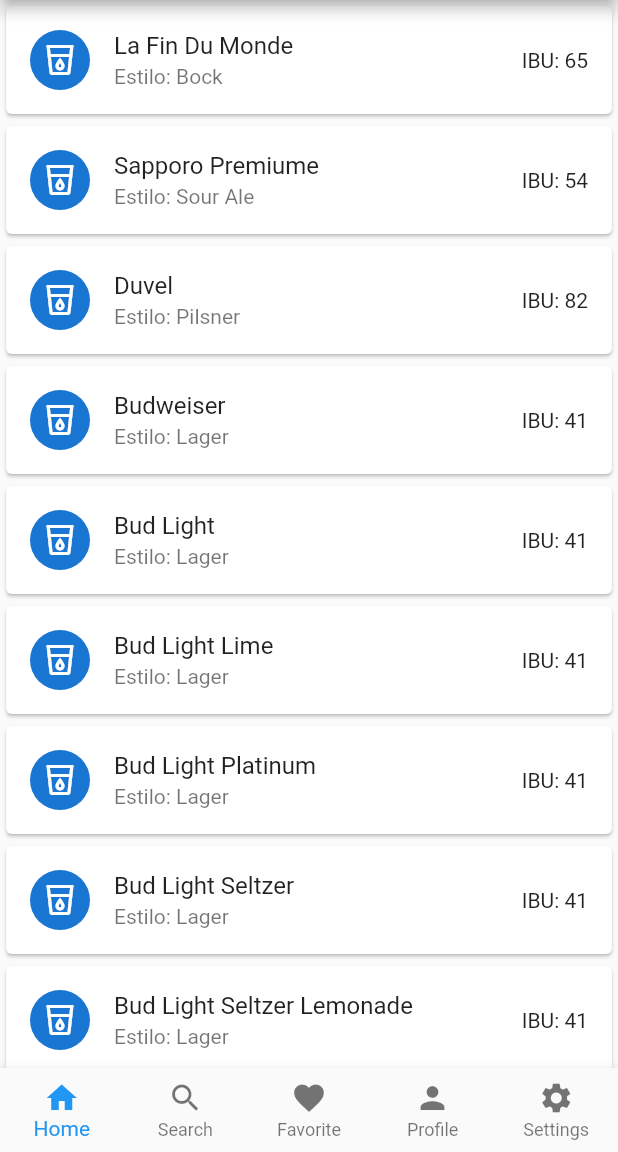
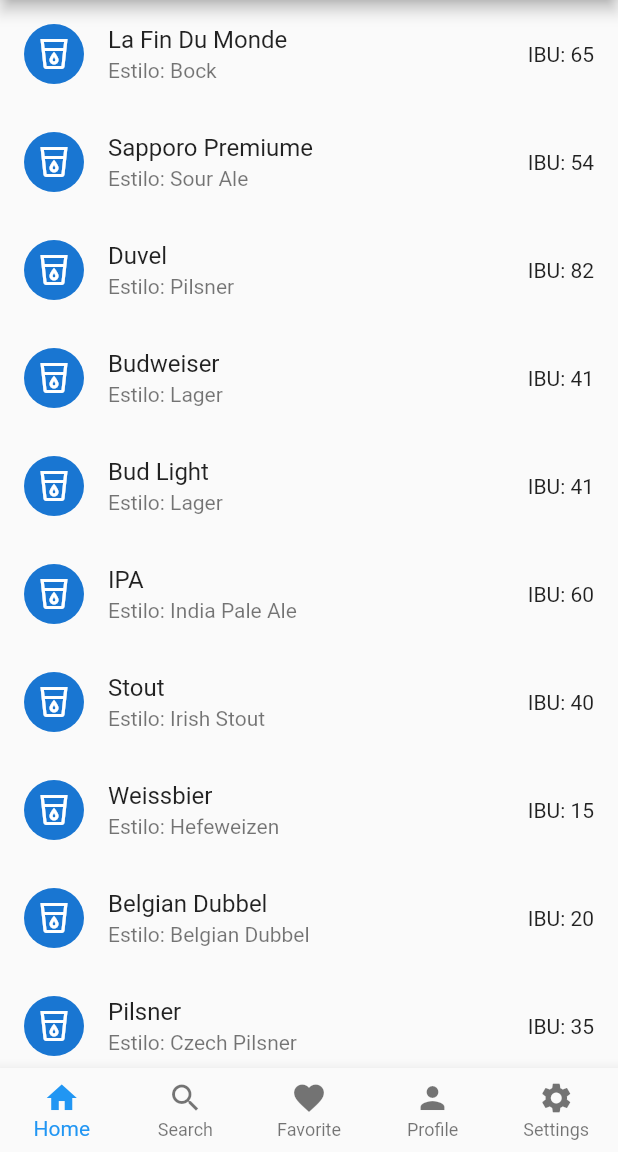
Before and after one commit to CharlesEdu07/Atividade4POO, a Flutter app: the screen it shows after launch, on a phone screen of 412 x 824 dp, the part 84-1236 px from its top. Run offline on Flutter 3.47's test engine with Material 2 defaults, Android fonts, the light colour scheme and no system bars.

Commit message:
Deixando a classe de listagem do objeto mais genérica

```diff
--- a/lib/components/list_drinks_tile.dart
+++ b/lib/components/list_drinks_tile.dart
@@ -1,29 +1,28 @@
 import 'package:flutter/material.dart';
 
-class ListDrinksTile extends StatefulWidget {
-  final List drinks;
+class ListDrinksTile extends StatelessWidget {
+  final List<Map<String, Object>> objects;
+  final List<String> columnNames;
+  final List<String> propertyNames;
   final icon;
 
-  ListDrinksTile({required this.drinks, required this.icon});
-
-  @override
-  State<ListDrinksTile> createState() => _ListDrinksTileState();
-}
-
-class _ListDrinksTileState extends State<ListDrinksTile> {
-  var columnNames = ['Descrição', 'Estilo', 'IBU'];
-  var propertyNames = ['name', 'style', 'ibu'];
+  ListDrinksTile({
+    required this.objects,
+    required this.icon,
+    required this.columnNames,
+    required this.propertyNames,
+  });
 
   @override
   Widget build(BuildContext context) {
     return SizedBox(
-        child: widget.drinks.isEmpty
+        child: objects.isEmpty
             ? Center(
                 child: Column(
                   children: <Widget>[
                     const SizedBox(height: 150),
                     const Text(
-                      'Nenhum drink cadastrado',
+                      'Nenhum item cadastrado',
                       style: TextStyle(
                         fontSize: 20,
                       ),
@@ -42,18 +41,20 @@
                 ),
               )
             : ListView(
-                children: <Widget>[
-                  ...widget.drinks.map((drink) {
-                    return Card(
-                      child: ListTile(
+                children: [
+                  ...objects.map((object) {
+                    return Column(children: [
+                      ListTile(
                         leading: CircleAvatar(
-                          child: Icon(widget.icon),
+                          child: Icon(icon),
                         ),
-                        title: Text(drink['name']),
-                        subtitle: Text("Estilo: ${drink['style']}"),
-                        trailing: Text("IBU: ${drink['ibu']}"),
+                        title: Text("${object[propertyNames[0].toString()]}"),
+                        subtitle: Text(
+                            "${columnNames[0]}: ${object[propertyNames[1].toString()]}"),
+                        trailing: Text(
+                            "${columnNames[1]}: ${object[propertyNames[2].toString()]}"),
                       ),
-                    );
+                    ]);
                   }).toList(),
                 ],
               ));
--- a/lib/main.dart
+++ b/lib/main.dart
@@ -30,7 +30,7 @@
 }
 
 class _MyHomePageState extends State<MyHomePage> {
-  final _drinks = [
+  final List<Map<String, Object>> _drinks = [
     {
       "name": "La Fin Du Monde",
       "style": "Bock",
@@ -57,76 +57,61 @@
       "ibu": 41,
     },
     {
-      "name": "Bud Light Lime",
-      "style": "Lager",
-      "ibu": 41,
+      "name": "IPA",
+      "style": "India Pale Ale",
+      "ibu": 60,
     },
     {
-      "name": "Bud Light Platinum",
-      "style": "Lager",
-      "ibu": 41,
+      "name": "Stout",
+      "style": "Irish Stout",
+      "ibu": 40,
     },
     {
-      "name": "Bud Light Seltzer",
-      "style": "Lager",
-      "ibu": 41,
+      "name": "Weissbier",
+      "style": "Hefeweizen",
+      "ibu": 15,
     },
     {
-      "name": "Bud Light Seltzer Lemonade",
-      "style": "Lager",
-      "ibu": 41,
+      "name": "Belgian Dubbel",
+      "style": "Belgian Dubbel",
+      "ibu": 20,
     },
     {
-      "name": "Bud Light Seltzer Orange",
-      "style": "Lager",
-      "ibu": 41,
+      "name": "Pilsner",
+      "style": "Czech Pilsner",
+      "ibu": 35,
     },
     {
-      "name": "Bud Light Seltzer Raspberry",
-      "style": "Lager",
-      "ibu": 41,
+      "name": "Saison",
+      "style": "Farmhouse Ale",
+      "ibu": 30,
     },
     {
-      "name": "Bud Light Seltzer Strawberry",
-      "style": "Lager",
-      "ibu": 41,
+      "name": "Brown Ale",
+      "style": "English Brown Ale",
+      "ibu": 25,
     },
     {
-      "name": "Bud Light Seltzer Watermelon",
-      "style": "Lager",
-      "ibu": 41,
+      "name": "Dunkel",
+      "style": "Munich Dunkel Lager",
+      "ibu": 18,
     },
     {
-      "name": "Bud Light Seltzer Black Cherry",
-      "style": "Lager",
-      "ibu": 41,
+      "name": "APA",
+      "style": "American Pale Ale",
+      "ibu": 45,
     },
     {
-      "name": "Bud Light Seltzer Black Cherry Lime",
-      "style": "Lager",
-      "ibu": 41,
-    },
-    {
-      "name": "Bud Light Seltzer Black Cherry Lime",
-      "style": "Lager",
-      "ibu": 41,
-    },
-    {
-      "name": "Bud Light Seltzer Black Cherry Lime",
-      "style": "Lager",
-      "ibu": 41,
-    },
-    {
-      "name": "Bud Light Seltzer Black Cherry Lime",
-      "style": "Lager",
-      "ibu": 41,
-    },
-    {
-      "name": "Bud Light Seltzer Black Cherry Lime",
-      "style": "Lager",
-      "ibu": 41,
-    },
+      "name": "Gose",
+      "style": "German Sour Ale",
+      "ibu": 12,
+    }
   ];
+
+  _getKeys() {
+    List<String> keys = _drinks[0].keys.toList();
+    return keys;
+  }
 
   final _buttons = [
     {"label": "Home", "icon": Icons.home},
@@ -152,7 +137,12 @@
         title: const Text('Dicas'),
         backgroundColor: _appBarColor,
       ),
-      body: ListDrinksTile(drinks: _drinks, icon: Icons.local_drink_outlined),
+      body: ListDrinksTile(
+        objects: _drinks,
+        columnNames: const ["Estilo", "IBU"],
+        propertyNames: _getKeys(),
+        icon: Icons.local_drink_outlined,
+      ),
       bottomNavigationBar: BottomNavbarItems(buttons: _buttons),
     );
   }
```
